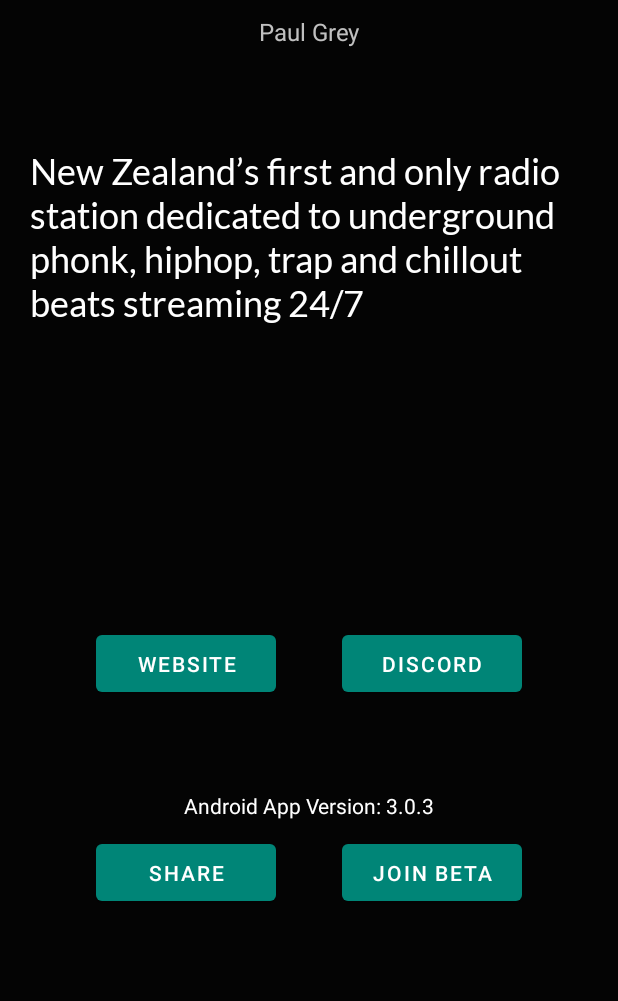
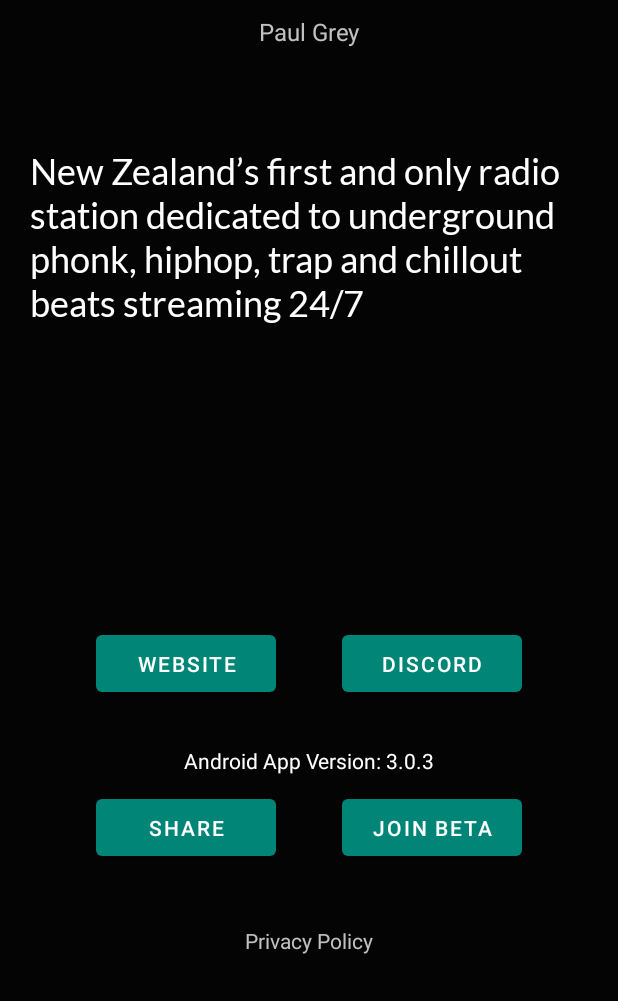
Before and after one commit to cloudsftp/BadRadioAndroid, an Android app: the AboutActivity screen opened directly, with no data from a screen before it, on a phone screen of 412 x 824 dp, the part 235-1236 px from its top. Run offline under Robolectric (Android 15) with nearby library versions, the phone set to English and light mode, and no system bars; Roboto replaces fonts that are not available here.

Commit message:
add privacy policy to about page

```diff
--- a/app/src/main/java/nz/badradio/badradio/view/AboutActivity.kt
+++ b/app/src/main/java/nz/badradio/badradio/view/AboutActivity.kt
@@ -42,6 +42,9 @@ class AboutActivity : AppCompatActivity() {
             ))
         }
 
+        binding.privacyButton.setOnClickListener {
+            openWebsite(resources.getString(R.string.privacy_policy_url))
+        }
     }
 
     private fun openWebsite(url: String) {
--- a/app/src/main/res/layout/activity_about.xml
+++ b/app/src/main/res/layout/activity_about.xml
@@ -86,7 +86,7 @@
         android:layout_marginLeft="20dp"
         android:layout_marginRight="20dp"
         app:layout_constraintTop_toBottomOf="@id/link_buttons_layout"
-        app:layout_constraintBottom_toBottomOf="parent">
+        app:layout_constraintBottom_toTopOf="@id/privacy_policy_layout">
 
         <com.google.android.material.textview.MaterialTextView
             android:id="@+id/app_version_text_view"
@@ -120,4 +120,26 @@
 
     </androidx.constraintlayout.widget.ConstraintLayout>
 
+    <androidx.constraintlayout.widget.ConstraintLayout
+        android:id="@+id/privacy_policy_layout"
+        android:layout_width="match_parent"
+        android:layout_height="wrap_content"
+        android:layout_marginLeft="20dp"
+        android:layout_marginRight="20dp"
+        app:layout_constraintTop_toBottomOf="@id/app_info_layout"
+        app:layout_constraintBottom_toBottomOf="parent">
+
+        <TextView
+            android:id="@+id/privacy_button"
+            android:layout_width="wrap_content"
+            android:layout_height="wrap_content"
+            android:layout_marginTop="10dp"
+            app:layout_constraintTop_toTopOf="parent"
+            app:layout_constraintLeft_toLeftOf="parent"
+            app:layout_constraintRight_toRightOf="parent"
+            android:textColor="@color/greyc"
+            android:text="@string/privacy_policy" />
+
+    </androidx.constraintlayout.widget.ConstraintLayout>
+
 </androidx.constraintlayout.widget.ConstraintLayout>
--- a/app/src/main/res/values/strings.xml
+++ b/app/src/main/res/values/strings.xml
@@ -18,6 +18,8 @@
     <string name="join_beta">join beta</string>
     <string name="beta_link">https://play.google.com/apps/testing/%1$s</string>
     <string name="beta_feedback">Please send bugs and improvements on discord</string>
+    <string name="privacy_policy">Privacy Policy</string>
+    <string name="privacy_policy_url">https://badradio.nz/privacy-policy/</string>
 
     <string name="restart_service">Restart Service</string>
     <string name="stop_service">Stop Service</string>
```
